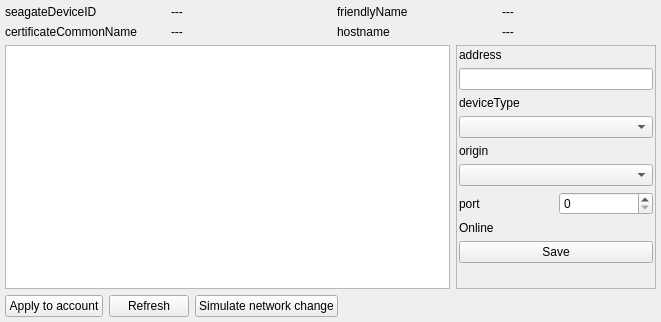
Old version of the form src/gui/devwidget.ui in the repository CSG-Development/owncloud-client.
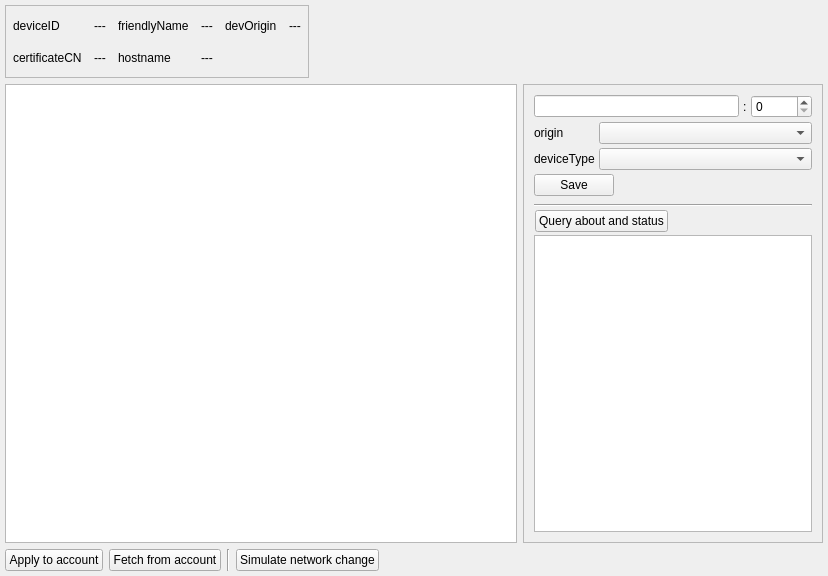
New version of the form.

Patch:
```diff
--- a/src/gui/devwidget.ui
+++ b/src/gui/devwidget.ui
@@ -6,8 +6,8 @@
    <rect>
     <x>0</x>
     <y>0</y>
-    <width>661</width>
-    <height>322</height>
+    <width>828</width>
+    <height>576</height>
    </rect>
   </property>
   <property name="minimumSize">
@@ -61,32 +61,52 @@
         <property name="minimumSize">
          <size>
           <width>0</width>
-          <height>0</height>
+          <height>77</height>
          </size>
+        </property>
+        <layout class="QHBoxLayout" name="horizontalLayout_4">
+         <property name="leftMargin">
+          <number>2</number>
+         </property>
+         <property name="topMargin">
+          <number>2</number>
+         </property>
+         <property name="rightMargin">
+          <number>2</number>
+         </property>
+         <property name="bottomMargin">
+          <number>2</number>
+         </property>
+         <item>
+          <widget class="QFrame" name="frame_6">
+           <property name="sizePolicy">
+            <sizepolicy hsizetype="Maximum" vsizetype="Preferred">
+             <horstretch>0</horstretch>
+             <verstretch>0</verstretch>
+            </sizepolicy>
+           </property>
+           <property name="frameShape">
+            <enum>QFrame::Shape::StyledPanel</enum>
+           </property>
+           <property name="frameShadow">
+            <enum>QFrame::Shadow::Raised</enum>
         </property>
         <layout class="QGridLayout" name="gridLayout">
          <property name="leftMargin">
-          <number>2</number>
+             <number>7</number>
          </property>
          <property name="topMargin">
-          <number>2</number>
+             <number>7</number>
          </property>
          <property name="rightMargin">
-          <number>2</number>
+             <number>7</number>
          </property>
          <property name="bottomMargin">
-          <number>2</number>
+             <number>7</number>
          </property>
          <property name="horizontalSpacing">
           <number>12</number>
          </property>
-         <item row="0" column="0">
-          <widget class="QLabel" name="label">
-           <property name="text">
-            <string>seagateDeviceID</string>
-           </property>
-          </widget>
-         </item>
          <item row="0" column="1">
           <widget class="QLabel" name="lblDevId">
            <property name="text">
@@ -94,6 +114,20 @@
            </property>
           </widget>
          </item>
+            <item row="0" column="4">
+             <widget class="QLabel" name="label_5">
+              <property name="text">
+               <string>devOrigin</string>
+              </property>
+             </widget>
+            </item>
+            <item row="1" column="0">
+             <widget class="QLabel" name="label_2">
+              <property name="text">
+               <string>certificateCN</string>
+              </property>
+             </widget>
+            </item>
          <item row="0" column="2">
           <widget class="QLabel" name="label_3">
            <property name="text">
@@ -108,13 +142,6 @@
            </property>
           </widget>
          </item>
-         <item row="1" column="0">
-          <widget class="QLabel" name="label_2">
-           <property name="text">
-            <string>certificateCommonName</string>
-           </property>
-          </widget>
-         </item>
          <item row="1" column="1">
           <widget class="QLabel" name="lblCommonName">
            <property name="text">
@@ -129,6 +156,13 @@
            </property>
           </widget>
          </item>
+            <item row="0" column="0">
+             <widget class="QLabel" name="label">
+              <property name="text">
+               <string>deviceID</string>
+              </property>
+             </widget>
+            </item>
          <item row="1" column="3">
           <widget class="QLabel" name="lblHostname">
            <property name="text">
@@ -136,6 +170,29 @@
            </property>
           </widget>
          </item>
+            <item row="0" column="5">
+             <widget class="QLabel" name="lblOrigin">
+              <property name="text">
+               <string>---</string>
+              </property>
+             </widget>
+            </item>
+           </layout>
+          </widget>
+         </item>
+         <item>
+          <spacer name="horizontalSpacer_2">
+           <property name="orientation">
+            <enum>Qt::Orientation::Horizontal</enum>
+           </property>
+           <property name="sizeHint" stdset="0">
+            <size>
+             <width>591</width>
+             <height>20</height>
+            </size>
+           </property>
+          </spacer>
+         </item>
         </layout>
        </widget>
       </item>
@@ -186,7 +243,7 @@
           <widget class="QFrame" name="frame_5">
            <property name="maximumSize">
             <size>
-             <width>200</width>
+             <width>300</width>
              <height>16777215</height>
             </size>
            </property>
@@ -196,55 +253,40 @@
            <property name="frameShadow">
             <enum>QFrame::Shadow::Raised</enum>
            </property>
+           <layout class="QVBoxLayout" name="verticalLayout_5">
+            <item>
+             <widget class="QFrame" name="frame_9">
+              <property name="sizePolicy">
+               <sizepolicy hsizetype="Preferred" vsizetype="Maximum">
+                <horstretch>0</horstretch>
+                <verstretch>0</verstretch>
+               </sizepolicy>
+              </property>
            <layout class="QVBoxLayout" name="verticalLayout_2">
+               <property name="spacing">
+                <number>4</number>
+               </property>
             <property name="leftMargin">
-             <number>2</number>
+                <number>1</number>
             </property>
             <property name="topMargin">
-             <number>2</number>
+                <number>1</number>
             </property>
             <property name="rightMargin">
-             <number>2</number>
+                <number>1</number>
             </property>
             <property name="bottomMargin">
-             <number>2</number>
-            </property>
-            <item>
-             <widget class="QLabel" name="label_5">
-              <property name="text">
-               <string>address</string>
-              </property>
-             </widget>
-            </item>
-            <item>
-             <widget class="QLineEdit" name="edAddress"/>
-            </item>
-            <item>
-             <widget class="QLabel" name="label_6">
-              <property name="text">
-               <string>deviceType</string>
-              </property>
-             </widget>
-            </item>
-            <item>
-             <widget class="QComboBox" name="cbDeviceType"/>
-            </item>
-            <item>
-             <widget class="QLabel" name="label_7">
-              <property name="text">
-               <string>origin</string>
-              </property>
-             </widget>
-            </item>
-            <item>
-             <widget class="QComboBox" name="cbOrigin"/>
-            </item>
+                <number>1</number>
+               </property>
             <item>
              <layout class="QHBoxLayout" name="horizontalLayout_2">
+                 <item>
+                  <widget class="QLineEdit" name="edAddress"/>
+                 </item>
               <item>
                <widget class="QLabel" name="label_8">
                 <property name="text">
-                 <string>port</string>
+                    <string>:</string>
                 </property>
                </widget>
               </item>
@@ -258,12 +300,31 @@
              </layout>
             </item>
             <item>
-             <widget class="QLabel" name="lblOnline">
+                <layout class="QFormLayout" name="formLayout">
+                 <item row="0" column="0">
+                  <widget class="QLabel" name="label_7">
               <property name="text">
-               <string>Online</string>
+                    <string>origin</string>
               </property>
              </widget>
             </item>
+                 <item row="0" column="1">
+                  <widget class="QComboBox" name="cbOrigin"/>
+                 </item>
+                 <item row="1" column="0">
+                  <widget class="QLabel" name="label_6">
+                   <property name="text">
+                    <string>deviceType</string>
+                   </property>
+                  </widget>
+                 </item>
+                 <item row="1" column="1">
+                  <widget class="QComboBox" name="cbDeviceType"/>
+                 </item>
+                </layout>
+               </item>
+               <item>
+                <layout class="QHBoxLayout" name="horizontalLayout_6">
             <item>
              <widget class="QPushButton" name="btnSave">
               <property name="text">
@@ -272,17 +333,91 @@
              </widget>
             </item>
             <item>
-             <spacer name="verticalSpacer">
+                  <spacer name="horizontalSpacer_4">
               <property name="orientation">
-               <enum>Qt::Orientation::Vertical</enum>
+                    <enum>Qt::Orientation::Horizontal</enum>
               </property>
               <property name="sizeHint" stdset="0">
                <size>
-                <width>20</width>
-                <height>40</height>
+                     <width>40</width>
+                     <height>20</height>
                </size>
               </property>
              </spacer>
+                 </item>
+                </layout>
+               </item>
+              </layout>
+             </widget>
+            </item>
+            <item>
+             <widget class="QFrame" name="frame_7">
+              <layout class="QVBoxLayout" name="verticalLayout_4">
+               <property name="spacing">
+                <number>2</number>
+               </property>
+               <property name="leftMargin">
+                <number>1</number>
+               </property>
+               <property name="topMargin">
+                <number>1</number>
+               </property>
+               <property name="rightMargin">
+                <number>1</number>
+               </property>
+               <property name="bottomMargin">
+                <number>1</number>
+               </property>
+               <item>
+                <widget class="Line" name="line_2">
+                 <property name="orientation">
+                  <enum>Qt::Orientation::Horizontal</enum>
+                 </property>
+                </widget>
+               </item>
+               <item>
+                <widget class="QFrame" name="frame_8">
+                 <layout class="QHBoxLayout" name="horizontalLayout_5">
+                  <property name="leftMargin">
+                   <number>1</number>
+                  </property>
+                  <property name="topMargin">
+                   <number>1</number>
+                  </property>
+                  <property name="rightMargin">
+                   <number>1</number>
+                  </property>
+                  <property name="bottomMargin">
+                   <number>1</number>
+                  </property>
+                  <item>
+                   <widget class="QPushButton" name="btnQueryAbout">
+                    <property name="text">
+                     <string>Query about and status</string>
+                    </property>
+                   </widget>
+                  </item>
+                  <item>
+                   <spacer name="horizontalSpacer_3">
+                    <property name="orientation">
+                     <enum>Qt::Orientation::Horizontal</enum>
+                    </property>
+                    <property name="sizeHint" stdset="0">
+                     <size>
+                      <width>214</width>
+                      <height>20</height>
+                     </size>
+                    </property>
+                   </spacer>
+                  </item>
+                 </layout>
+                </widget>
+               </item>
+               <item>
+                <widget class="QTextBrowser" name="textBrowser"/>
+               </item>
+              </layout>
+             </widget>
             </item>
            </layout>
           </widget>
@@ -321,7 +456,14 @@
          <item>
           <widget class="QPushButton" name="btnRefresh">
            <property name="text">
-            <string>Refresh</string>
+            <string>Fetch from account</string>
+           </property>
+          </widget>
+         </item>
+         <item>
+          <widget class="Line" name="line">
+           <property name="orientation">
+            <enum>Qt::Orientation::Vertical</enum>
            </property>
           </widget>
          </item>
```
Lines whose indentation alone changed are shown as unchanged.
